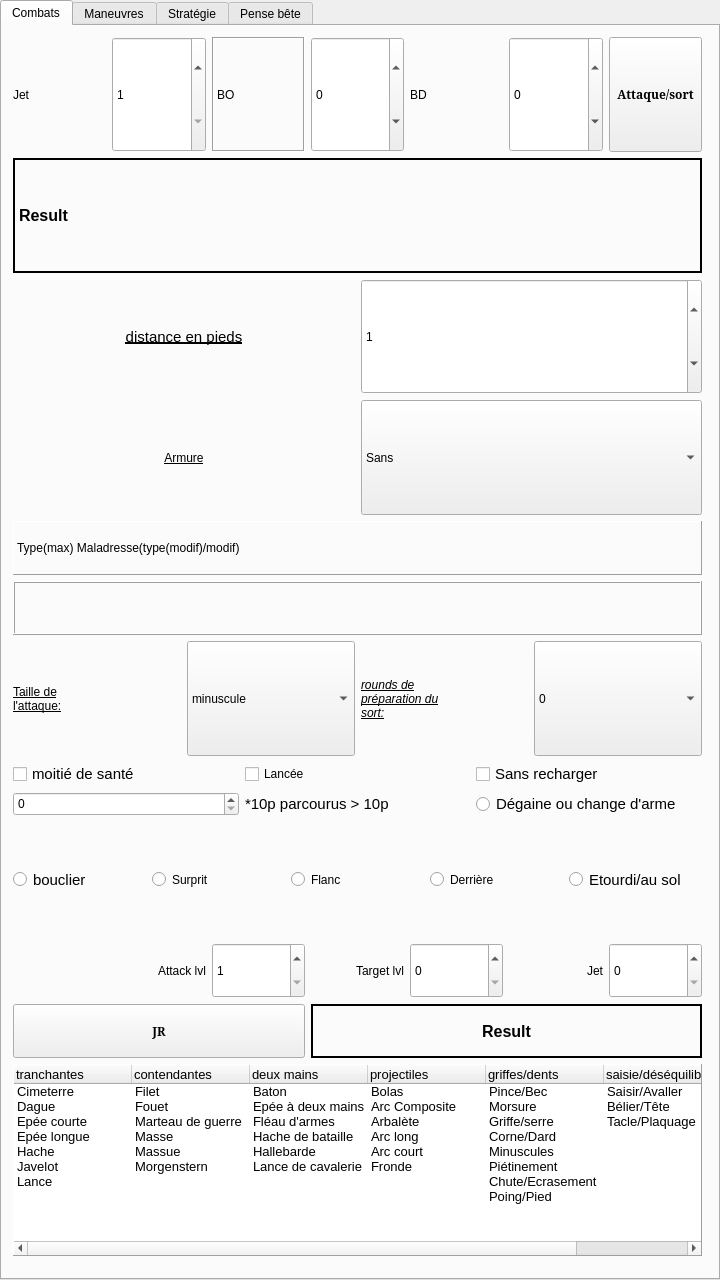
Qt form mainwindow.ui (e2002e/JRTM-MERP) before a commit.
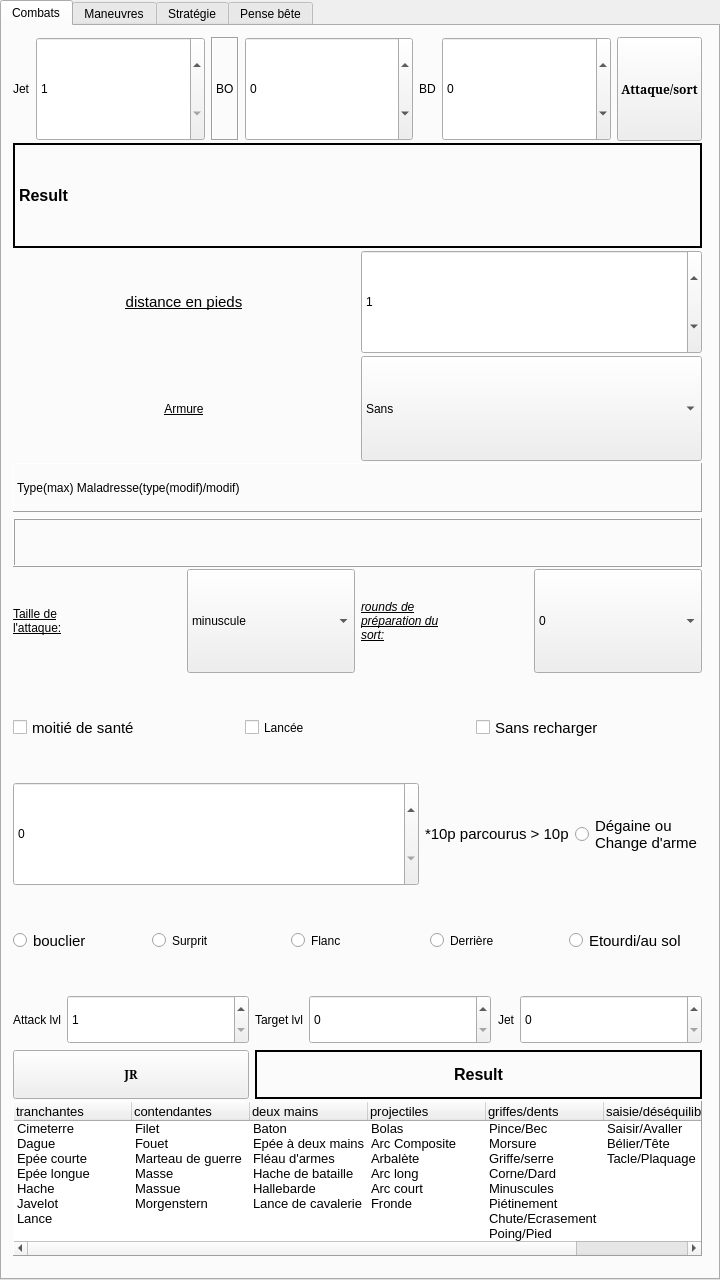
The same form after that commit.

Commit message: horizontal layout set to 'expanding' for the inputs

What changed in the file:
```diff
--- a/mainwindow.ui
+++ b/mainwindow.ui
@@ -91,6 +91,12 @@
        </rect>
       </property>
       <layout class="QGridLayout" name="gridLayout">
+       <property name="sizeConstraint">
+        <enum>QLayout::SetDefaultConstraint</enum>
+       </property>
+       <property name="spacing">
+        <number>2</number>
+       </property>
        <item row="7" column="0">
         <layout class="QGridLayout" name="gridLayout_2">
          <item row="2" column="1">
@@ -98,6 +104,12 @@
            <property name="enabled">
             <bool>true</bool>
            </property>
+           <property name="sizePolicy">
+            <sizepolicy hsizetype="Preferred" vsizetype="Preferred">
+             <horstretch>0</horstretch>
+             <verstretch>0</verstretch>
+            </sizepolicy>
+           </property>
            <property name="layoutDirection">
             <enum>Qt::LeftToRight</enum>
            </property>
@@ -114,6 +126,12 @@
            <property name="enabled">
             <bool>true</bool>
            </property>
+           <property name="sizePolicy">
+            <sizepolicy hsizetype="Preferred" vsizetype="Preferred">
+             <horstretch>0</horstretch>
+             <verstretch>0</verstretch>
+            </sizepolicy>
+           </property>
            <property name="font">
             <font>
              <pointsize>11</pointsize>
@@ -129,6 +147,12 @@
          </item>
          <item row="2" column="0">
           <widget class="QCheckBox" name="checkBox_10">
+           <property name="sizePolicy">
+            <sizepolicy hsizetype="Preferred" vsizetype="Preferred">
+             <horstretch>0</horstretch>
+             <verstretch>0</verstretch>
+            </sizepolicy>
+           </property>
            <property name="font">
             <font>
              <pointsize>11</pointsize>
@@ -162,7 +186,7 @@
          <item row="0" column="4">
           <widget class="QSpinBox" name="spinBox_12">
            <property name="sizePolicy">
-            <sizepolicy hsizetype="Preferred" vsizetype="Preferred">
+            <sizepolicy hsizetype="Expanding" vsizetype="Preferred">
              <horstretch>0</horstretch>
              <verstretch>0</verstretch>
             </sizepolicy>
@@ -204,7 +228,7 @@
          <item row="0" column="2">
           <widget class="QSpinBox" name="spinBox_13">
            <property name="sizePolicy">
-            <sizepolicy hsizetype="Preferred" vsizetype="Preferred">
+            <sizepolicy hsizetype="Expanding" vsizetype="Preferred">
              <horstretch>0</horstretch>
              <verstretch>0</verstretch>
             </sizepolicy>
@@ -240,7 +264,7 @@
          <item row="0" column="6">
           <widget class="QSpinBox" name="spinBox_11">
            <property name="sizePolicy">
-            <sizepolicy hsizetype="Preferred" vsizetype="Preferred">
+            <sizepolicy hsizetype="Expanding" vsizetype="Preferred">
              <horstretch>0</horstretch>
              <verstretch>0</verstretch>
             </sizepolicy>
@@ -256,7 +280,7 @@
          <item row="3" column="3" colspan="4">
           <widget class="QLabel" name="label_38">
            <property name="sizePolicy">
-            <sizepolicy hsizetype="Preferred" vsizetype="Preferred">
+            <sizepolicy hsizetype="Expanding" vsizetype="Preferred">
              <horstretch>0</horstretch>
              <verstretch>0</verstretch>
             </sizepolicy>
@@ -308,7 +332,7 @@
          <item>
           <widget class="QSpinBox" name="spinBox">
            <property name="sizePolicy">
-            <sizepolicy hsizetype="Preferred" vsizetype="Preferred">
+            <sizepolicy hsizetype="Expanding" vsizetype="Preferred">
              <horstretch>0</horstretch>
              <verstretch>0</verstretch>
             </sizepolicy>
@@ -349,7 +373,7 @@
          <item>
           <widget class="QSpinBox" name="spinBox_2">
            <property name="sizePolicy">
-            <sizepolicy hsizetype="Preferred" vsizetype="Preferred">
+            <sizepolicy hsizetype="Expanding" vsizetype="Preferred">
              <horstretch>0</horstretch>
              <verstretch>0</verstretch>
             </sizepolicy>
@@ -387,7 +411,7 @@
          <item>
           <widget class="QSpinBox" name="spinBox_3">
            <property name="sizePolicy">
-            <sizepolicy hsizetype="Preferred" vsizetype="Preferred">
+            <sizepolicy hsizetype="Expanding" vsizetype="Preferred">
              <horstretch>0</horstretch>
              <verstretch>0</verstretch>
             </sizepolicy>
@@ -927,7 +951,7 @@
           <enum>Qt::ScrollBarAsNeeded</enum>
          </property>
          <property name="sizeAdjustPolicy">
-          <enum>QAbstractScrollArea::AdjustIgnored</enum>
+          <enum>QAbstractScrollArea::AdjustToContents</enum>
          </property>
          <property name="autoScrollMargin">
           <number>18</number>
@@ -1206,7 +1230,7 @@
          <item>
           <widget class="QSpinBox" name="spinBox_5">
            <property name="sizePolicy">
-            <sizepolicy hsizetype="Preferred" vsizetype="Preferred">
+            <sizepolicy hsizetype="Expanding" vsizetype="Preferred">
              <horstretch>0</horstretch>
              <verstretch>0</verstretch>
             </sizepolicy>
@@ -1233,13 +1257,20 @@
          </item>
          <item>
           <widget class="QRadioButton" name="radioButton_9">
+           <property name="sizePolicy">
+            <sizepolicy hsizetype="Preferred" vsizetype="Preferred">
+             <horstretch>0</horstretch>
+             <verstretch>0</verstretch>
+            </sizepolicy>
+           </property>
            <property name="font">
             <font>
              <pointsize>11</pointsize>
             </font>
            </property>
            <property name="text">
-            <string>Dégaine ou change d'arme</string>
+            <string>Dégaine ou
+Change d'arme</string>
            </property>
            <property name="autoExclusive">
             <bool>false</bool>
```
